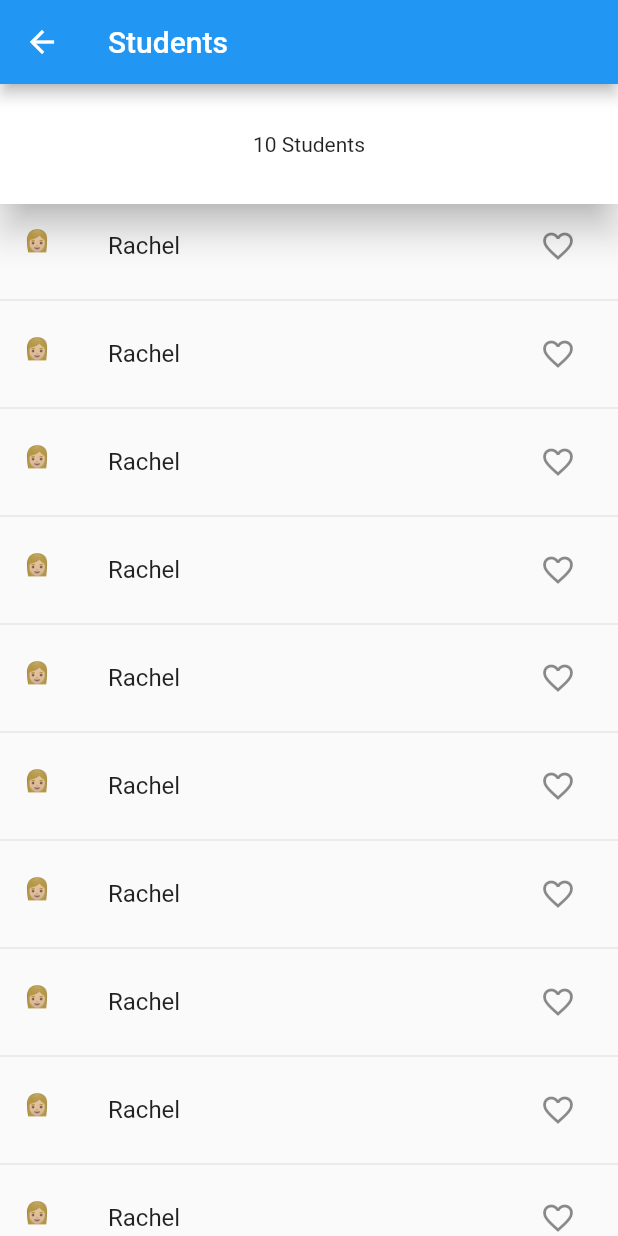
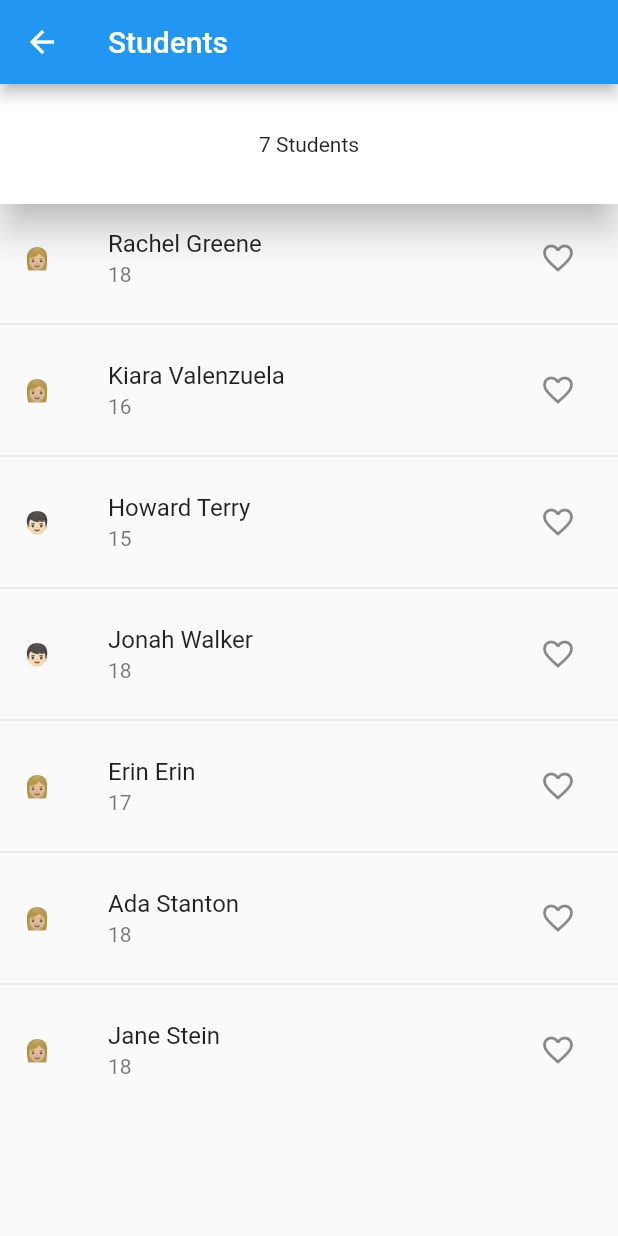
Before and after one commit to BasakK6/student_communication_app, a Flutter app: the screen it shows after launch, in the side drawer, after a tap on "Students", on a phone screen of 412 x 824 dp. Run offline on Flutter 3.47's test engine with Material 2 defaults, Android fonts, the phone set to English and light mode, and no system bars.

Commit message:
applied the topics of lesson 5

```diff
--- a/lib/messages_page.dart
+++ b/lib/messages_page.dart
@@ -13,6 +13,7 @@ class _MessagesPageState extends State<MessagesPage> {
   @override
   void initState() {
     super.initState();
+    widget.messagesRepository.newMessageCount=0;
   }
   @override
   Widget build(BuildContext context) {
--- a/lib/repository/messages_repository.dart
+++ b/lib/repository/messages_repository.dart
@@ -11,8 +11,9 @@ class MessagesRepository{
     Message("Really? That would be great, thanks!", "Rachel", DateTime.now()),
     Message("No worries!", "Jane", DateTime.now()),
     Message("OK! Then, see you tomorrow!", "Rachel", DateTime.now()),
+  ];
 
-  ];
+  int newMessageCount = 11;
 }
 
 class Message{
--- a/lib/repository/students_repository.dart
+++ b/lib/repository/students_repository.dart
@@ -8,6 +8,21 @@ class StudentsRepository{
     Student("Ada", "Stanton", 18, "female"),
     Student("Jane", "Stein", 18, "female"),
   ];
+
+  final Set<Student> likedStudents = {};
+
+  bool doILikeThem(Student student) {
+    return likedStudents.contains(student);
+  }
+
+  void changeLikeStatus(Student student, bool doILike) {
+    if(doILike){
+      likedStudents.remove(student);
+    }
+    else{
+      likedStudents.add(student);
+    }
+  }
 }
 
 class Student{
--- a/lib/students_page.dart
+++ b/lib/students_page.dart
@@ -2,7 +2,8 @@ import 'package:flutter/material.dart';
 import 'package:student_communication_app/repository/students_repository.dart';
 
 class StudentsPage extends StatefulWidget {
-  const StudentsPage({Key? key, required this.studentsRepository}) : super(key: key);
+  const StudentsPage({Key? key, required this.studentsRepository})
+      : super(key: key);
 
   final StudentsRepository studentsRepository;
 
@@ -19,28 +20,25 @@ class _StudentsPageState extends State<StudentsPage> {
       ),
       body: Column(
         children: [
-          const PhysicalModel(
+          PhysicalModel(
             color: Colors.white,
             elevation: 10,
             child: Center(
               child: Padding(
-                padding: EdgeInsets.all(32),
-                child: Text("10 Students"),
+                padding: const EdgeInsets.all(32),
+                child: Text(
+                    "${widget.studentsRepository.students.length} Students"),
               ),
             ),
           ),
           Expanded(
             child: ListView.separated(
-              itemBuilder: (context, index) => ListTile(
-                leading: const Text("👩🏼"),//👦🏻
-                title: const Text("Rachel"),
-                trailing: IconButton(
-                  onPressed: () {},
-                  icon: const Icon(Icons.favorite_border),
-                ),
+              itemBuilder: (context, index) => StudentListTile(
+                student: widget.studentsRepository.students[index],
+                studentsRepository: widget.studentsRepository,
               ),
               separatorBuilder: (context, index) => const Divider(),
-              itemCount: 25,
+              itemCount: widget.studentsRepository.students.length,
             ),
           ),
         ],
@@ -48,3 +46,44 @@ class _StudentsPageState extends State<StudentsPage> {
     );
   }
 }
+
+class StudentListTile extends StatefulWidget {
+  const StudentListTile({
+    required this.student,
+    required this.studentsRepository,
+    super.key,
+  });
+
+  final Student student;
+  final StudentsRepository studentsRepository;
+
+  @override
+  State<StudentListTile> createState() => _StudentListTileState();
+}
+
+class _StudentListTileState extends State<StudentListTile> {
+
+  @override
+  Widget build(BuildContext context) {
+
+    bool doILikeThem = widget.studentsRepository.doILikeThem(widget.student);
+
+    return ListTile(
+      leading: IntrinsicWidth(
+          child: Center(
+              child: Text(widget.student.gender == "female" ? "👩🏼" : "👦🏻"))),
+      title: Text("${widget.student.name} ${widget.student.surname}"),
+      subtitle: Text(widget.student.age.toString()),
+      trailing: IconButton(
+        onPressed: () {
+          setState(() {
+            widget.studentsRepository.changeLikeStatus(widget.student, doILikeThem);
+          });
+        },
+        icon: Icon(
+            doILikeThem ?  Icons.favorite
+            : Icons.favorite_border ),
+      ),
+    );
+  }
+}
```
Also changed, not shown: lib/main.dart (+32 -19 lines), lib/teachers_page.dart (+31 -8 lines).
